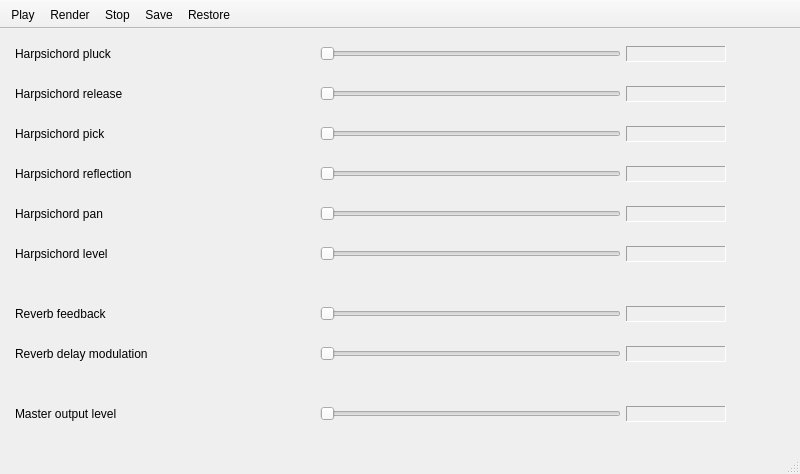
Qt form playpen/examples/sierpinski/sierpinski_csound_qt.ui (gogins/csound-extended) before a commit.
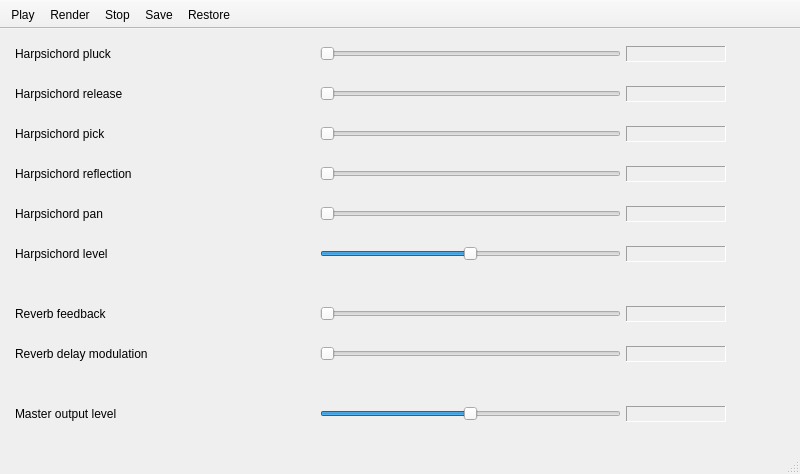
The same form after that commit.

Patch:
```diff
--- a/playpen/examples/sierpinski/sierpinski_csound_qt.ui
+++ b/playpen/examples/sierpinski/sierpinski_csound_qt.ui
@@ -135,8 +135,11 @@
        <property name="toolTip">
         <string extracomment="csound"/>
        </property>
+       <property name="minimum">
+        <number>-5000</number>
+       </property>
        <property name="maximum">
-        <number>100</number>
+        <number>5000</number>
        </property>
        <property name="orientation">
         <enum>Qt::Horizontal</enum>
@@ -476,8 +479,11 @@
        <property name="toolTip">
         <string extracomment="csound"/>
        </property>
+       <property name="minimum">
+        <number>-5000</number>
+       </property>
        <property name="maximum">
-        <number>100</number>
+        <number>5000</number>
        </property>
        <property name="orientation">
         <enum>Qt::Horizontal</enum>
```
Left out of the diff: 12 changed lines with no effect on the pictures.
